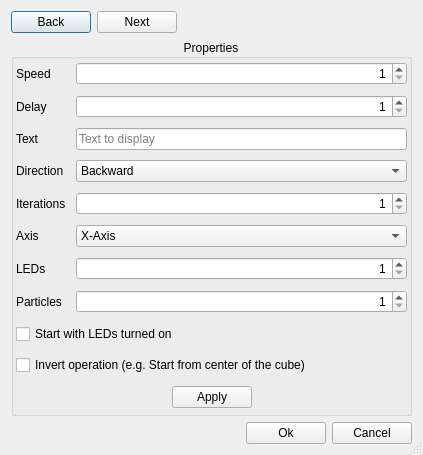
Qt form src/gui/AnimationOptions.ui (casch-at/ledcc) before a commit.
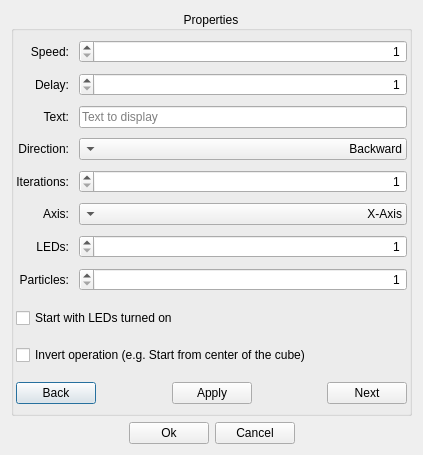
The same form after that commit. Icons and pictures are not drawn.

Diff of the .ui file:
```diff
--- a/src/gui/AnimationOptions.ui
+++ b/src/gui/AnimationOptions.ui
@@ -11,57 +11,21 @@
    </rect>
   </property>
   <property name="sizePolicy">
-   <sizepolicy hsizetype="Minimum" vsizetype="Minimum">
+   <sizepolicy hsizetype="Maximum" vsizetype="Maximum">
     <horstretch>0</horstretch>
-    <verstretch>0</verstretch>
+    <verstretch>1</verstretch>
    </sizepolicy>
   </property>
   <property name="windowTitle">
    <string>Adjust Animation Properties</string>
   </property>
   <property name="sizeGripEnabled">
+   <bool>false</bool>
+  </property>
+  <property name="modal">
    <bool>true</bool>
   </property>
   <layout class="QVBoxLayout" name="verticalLayout_7">
-   <item>
-    <layout class="QHBoxLayout" name="horizontalLayout_2">
-     <item>
-      <widget class="QPushButton" name="m_prevPB">
-       <property name="text">
-        <string>Back</string>
-       </property>
-       <property name="icon">
-        <iconset resource="../icons.qrc">
-         <normaloff>:/images/arrow-left.png</normaloff>:/images/arrow-left.png</iconset>
-       </property>
-      </widget>
-     </item>
-     <item>
-      <widget class="QPushButton" name="m_nextPB">
-       <property name="text">
-        <string>Next</string>
-       </property>
-       <property name="icon">
-        <iconset resource="../icons.qrc">
-         <normaloff>:/images/arrow-right.png</normaloff>:/images/arrow-right.png</iconset>
-       </property>
-      </widget>
-     </item>
-     <item>
-      <spacer name="horizontalSpacer_5">
-       <property name="orientation">
-        <enum>Qt::Horizontal</enum>
-       </property>
-       <property name="sizeHint" stdset="0">
-        <size>
-         <width>40</width>
-         <height>20</height>
-        </size>
-       </property>
-      </spacer>
-     </item>
-    </layout>
-   </item>
    <item>
     <widget class="QGroupBox" name="groupBox">
      <property name="sizePolicy">
@@ -70,6 +34,9 @@
        <verstretch>0</verstretch>
       </sizepolicy>
      </property>
+     <property name="layoutDirection">
+      <enum>Qt::LeftToRight</enum>
+     </property>
      <property name="title">
       <string>Properties</string>
      </property>
@@ -99,11 +66,26 @@
        <number>2</number>
       </property>
       <item>
-       <layout class="QGridLayout" name="m_optionsGridL">
+       <layout class="QGridLayout" name="m_optionsGridL" columnstretch="0,1" columnminimumwidth="0,0">
         <item row="0" column="0">
          <widget class="QLabel" name="m_speedLabel">
+          <property name="sizePolicy">
+           <sizepolicy hsizetype="Minimum" vsizetype="Minimum">
+            <horstretch>0</horstretch>
+            <verstretch>0</verstretch>
+           </sizepolicy>
+          </property>
+          <property name="toolTipDuration">
+           <number>10000</number>
+          </property>
+          <property name="layoutDirection">
+           <enum>Qt::LeftToRight</enum>
+          </property>
           <property name="text">
-           <string>Speed</string>
+           <string>Speed:</string>
+          </property>
+          <property name="alignment">
+           <set>Qt::AlignRight|Qt::AlignTrailing|Qt::AlignVCenter</set>
           </property>
           <property name="buddy">
            <cstring>m_speedSpinB</cstring>
@@ -112,8 +94,23 @@
         </item>
         <item row="3" column="0">
          <widget class="QLabel" name="m_directionLabel">
+          <property name="sizePolicy">
+           <sizepolicy hsizetype="Minimum" vsizetype="Minimum">
+            <horstretch>0</horstretch>
+            <verstretch>0</verstretch>
+           </sizepolicy>
+          </property>
+          <property name="toolTipDuration">
+           <number>10000</number>
+          </property>
+          <property name="layoutDirection">
+           <enum>Qt::LeftToRight</enum>
+          </property>
           <property name="text">
-           <string>Direction</string>
+           <string>Direction:</string>
+          </property>
+          <property name="alignment">
+           <set>Qt::AlignRight|Qt::AlignTrailing|Qt::AlignVCenter</set>
           </property>
           <property name="buddy">
            <cstring>m_directionComB</cstring>
@@ -122,6 +119,18 @@
         </item>
         <item row="2" column="1">
          <widget class="QLineEdit" name="m_textLineE">
+          <property name="sizePolicy">
+           <sizepolicy hsizetype="Minimum" vsizetype="Maximum">
+            <horstretch>0</horstretch>
+            <verstretch>0</verstretch>
+           </sizepolicy>
+          </property>
+          <property name="layoutDirection">
+           <enum>Qt::RightToLeft</enum>
+          </property>
+          <property name="autoFillBackground">
+           <bool>false</bool>
+          </property>
           <property name="maxLength">
            <number>50</number>
           </property>
@@ -132,6 +141,18 @@
         </item>
         <item row="3" column="1">
          <widget class="QComboBox" name="m_directionComB">
+          <property name="sizePolicy">
+           <sizepolicy hsizetype="Minimum" vsizetype="Maximum">
+            <horstretch>0</horstretch>
+            <verstretch>0</verstretch>
+           </sizepolicy>
+          </property>
+          <property name="layoutDirection">
+           <enum>Qt::RightToLeft</enum>
+          </property>
+          <property name="autoFillBackground">
+           <bool>false</bool>
+          </property>
           <property name="currentIndex">
            <number>0</number>
           </property>
@@ -149,6 +170,18 @@
         </item>
         <item row="0" column="1">
          <widget class="QSpinBox" name="m_speedSpinB">
+          <property name="sizePolicy">
+           <sizepolicy hsizetype="Minimum" vsizetype="Maximum">
+            <horstretch>0</horstretch>
+            <verstretch>0</verstretch>
+           </sizepolicy>
+          </property>
+          <property name="layoutDirection">
+           <enum>Qt::RightToLeft</enum>
+          </property>
+          <property name="autoFillBackground">
+           <bool>false</bool>
+          </property>
           <property name="alignment">
            <set>Qt::AlignRight|Qt::AlignTrailing|Qt::AlignVCenter</set>
           </property>
@@ -162,6 +195,18 @@
         </item>
         <item row="6" column="1">
          <widget class="QSpinBox" name="m_ledsSpinB">
+          <property name="sizePolicy">
+           <sizepolicy hsizetype="Minimum" vsizetype="Maximum">
+            <horstretch>0</horstretch>
+            <verstretch>0</verstretch>
+           </sizepolicy>
+          </property>
+          <property name="layoutDirection">
+           <enum>Qt::RightToLeft</enum>
+          </property>
+          <property name="autoFillBackground">
+           <bool>false</bool>
+          </property>
           <property name="alignment">
            <set>Qt::AlignRight|Qt::AlignTrailing|Qt::AlignVCenter</set>
           </property>
@@ -175,8 +220,23 @@
         </item>
         <item row="6" column="0">
          <widget class="QLabel" name="m_ledsLabel">
+          <property name="sizePolicy">
+           <sizepolicy hsizetype="Minimum" vsizetype="Minimum">
+            <horstretch>0</horstretch>
+            <verstretch>0</verstretch>
+           </sizepolicy>
+          </property>
+          <property name="toolTipDuration">
+           <number>10000</number>
+          </property>
+          <property name="layoutDirection">
+           <enum>Qt::LeftToRight</enum>
+          </property>
           <property name="text">
-           <string>LEDs</string>
+           <string>LEDs:</string>
+          </property>
+          <property name="alignment">
+           <set>Qt::AlignRight|Qt::AlignTrailing|Qt::AlignVCenter</set>
           </property>
           <property name="buddy">
            <cstring>m_ledsSpinB</cstring>
@@ -185,8 +245,23 @@
         </item>
         <item row="5" column="0">
          <widget class="QLabel" name="m_axisLabel">
+          <property name="sizePolicy">
+           <sizepolicy hsizetype="Minimum" vsizetype="Minimum">
+            <horstretch>0</horstretch>
+            <verstretch>0</verstretch>
+           </sizepolicy>
+          </property>
+          <property name="toolTipDuration">
+           <number>10000</number>
+          </property>
+          <property name="layoutDirection">
+           <enum>Qt::LeftToRight</enum>
+          </property>
           <property name="text">
-           <string>Axis</string>
+           <string>Axis:</string>
+          </property>
+          <property name="alignment">
+           <set>Qt::AlignRight|Qt::AlignTrailing|Qt::AlignVCenter</set>
           </property>
           <property name="buddy">
            <cstring>m_axisComB</cstring>
@@ -195,6 +270,18 @@
         </item>
         <item row="1" column="1">
          <widget class="QSpinBox" name="m_delaySpinB">
+          <property name="sizePolicy">
+           <sizepolicy hsizetype="Minimum" vsizetype="Maximum">
+            <horstretch>0</horstretch>
+            <verstretch>0</verstretch>
+           </sizepolicy>
+          </property>
+          <property name="layoutDirection">
+           <enum>Qt::RightToLeft</enum>
+          </property>
+          <property name="autoFillBackground">
+           <bool>false</bool>
+          </property>
           <property name="alignment">
            <set>Qt::AlignRight|Qt::AlignTrailing|Qt::AlignVCenter</set>
           </property>
@@ -208,6 +295,18 @@
         </item>
         <item row="5" column="1">
          <widget class="QComboBox" name="m_axisComB">
+          <property name="sizePolicy">
+           <sizepolicy hsizetype="Minimum" vsizetype="Maximum">
+            <horstretch>0</horstretch>
+            <verstretch>0</verstretch>
+           </sizepolicy>
+          </property>
+          <property name="layoutDirection">
+           <enum>Qt::RightToLeft</enum>
+          </property>
+          <property name="autoFillBackground">
+           <bool>false</bool>
+          </property>
           <item>
            <property name="text">
             <string>X-Axis</string>
@@ -227,6 +326,18 @@
         </item>
         <item row="4" column="1">
          <widget class="QSpinBox" name="m_iterationsSpinB">
+          <property name="sizePolicy">
+           <sizepolicy hsizetype="Minimum" vsizetype="Maximum">
+            <horstretch>0</horstretch>
+            <verstretch>0</verstretch>
+           </sizepolicy>
+          </property>
+          <property name="layoutDirection">
+           <enum>Qt::RightToLeft</enum>
+          </property>
+          <property name="autoFillBackground">
+           <bool>false</bool>
+          </property>
           <property name="alignment">
            <set>Qt::AlignRight|Qt::AlignTrailing|Qt::AlignVCenter</set>
           </property>
@@ -240,8 +351,23 @@
         </item>
         <item row="1" column="0">
          <widget class="QLabel" name="m_delayLabel">
+          <property name="sizePolicy">
+           <sizepolicy hsizetype="Minimum" vsizetype="Minimum">
+            <horstretch>0</horstretch>
+            <verstretch>0</verstretch>
+           </sizepolicy>
+          </property>
+          <property name="toolTipDuration">
+           <number>10000</number>
+          </property>
+          <property name="layoutDirection">
+           <enum>Qt::LeftToRight</enum>
+          </property>
           <property name="text">
-           <string>Delay</string>
+           <string>Delay:</string>
+          </property>
+          <property name="alignment">
+           <set>Qt::AlignRight|Qt::AlignTrailing|Qt::AlignVCenter</set>
           </property>
           <property name="buddy">
            <cstring>m_delaySpinB</cstring>
@@ -250,8 +376,23 @@
         </item>
         <item row="2" column="0">
          <widget class="QLabel" name="m_textLabel">
+          <property name="sizePolicy">
+           <sizepolicy hsizetype="Minimum" vsizetype="Minimum">
+            <horstretch>0</horstretch>
+            <verstretch>0</verstretch>
+           </sizepolicy>
+          </property>
+          <property name="toolTipDuration">
+           <number>10000</number>
+          </property>
+          <property name="layoutDirection">
+           <enum>Qt::LeftToRight</enum>
+          </property>
           <property name="text">
-           <string>Text</string>
+           <string>Text:</string>
+          </property>
+          <property name="alignment">
+           <set>Qt::AlignRight|Qt::AlignTrailing|Qt::AlignVCenter</set>
           </property>
           <property name="buddy">
            <cstring>m_textLineE</cstring>
@@ -260,8 +401,23 @@
         </item>
         <item row="4" column="0">
          <widget class="QLabel" name="m_iterationsLabel">
+          <property name="sizePolicy">
+           <sizepolicy hsizetype="Minimum" vsizetype="Minimum">
+            <horstretch>0</horstretch>
+            <verstretch>0</verstretch>
+           </sizepolicy>
+          </property>
+          <property name="toolTipDuration">
+           <number>10000</number>
+          </property>
+          <property name="layoutDirection">
+           <enum>Qt::LeftToRight</enum>
+          </property>
           <property name="text">
-           <string>Iterations</string>
+           <string>Iterations:</string>
+          </property>
+          <property name="alignment">
+           <set>Qt::AlignRight|Qt::AlignTrailing|Qt::AlignVCenter</set>
           </property>
           <property name="buddy">
            <cstring>m_iterationsSpinB</cstring>
@@ -270,6 +426,18 @@
         </item>
         <item row="7" column="1">
          <widget class="QSpinBox" name="m_particlesSpinB">
+          <property name="sizePolicy">
+           <sizepolicy hsizetype="Minimum" vsizetype="Maximum">
+            <horstretch>0</horstretch>
+            <verstretch>0</verstretch>
+           </sizepolicy>
+          </property>
+          <property name="layoutDirection">
+           <enum>Qt::RightToLeft</enum>
+          </property>
+          <property name="autoFillBackground">
+           <bool>false</bool>
+          </property>
           <property name="alignment">
            <set>Qt::AlignRight|Qt::AlignTrailing|Qt::AlignVCenter</set>
           </property>
@@ -283,8 +451,23 @@
         </item>
         <item row="7" column="0">
          <widget class="QLabel" name="m_particlesLabel">
+          <property name="sizePolicy">
+           <sizepolicy hsizetype="Minimum" vsizetype="Minimum">
+            <horstretch>0</horstretch>
+            <verstretch>0</verstretch>
+           </sizepolicy>
+          </property>
+          <property name="toolTipDuration">
+           <number>10000</number>
+          </property>
+          <property name="layoutDirection">
+           <enum>Qt::LeftToRight</enum>
+          </property>
           <property name="text">
-           <string>Particles</string>
+           <string>Particles:</string>
+          </property>
+          <property name="alignment">
+           <set>Qt::AlignRight|Qt::AlignTrailing|Qt::AlignVCenter</set>
           </property>
           <property name="buddy">
            <cstring>m_particlesSpinB</cstring>
@@ -309,6 +492,17 @@
       </item>
       <item>
        <layout class="QHBoxLayout" name="horizontalLayout_10">
+        <item>
+         <widget class="QPushButton" name="m_prevPB">
+          <property name="text">
+           <string>Back</string>
+          </property>
+          <property name="icon">
+           <iconset resource="../icons.qrc">
+            <normaloff>:/images/arrow-left.png</normaloff>:/images/arrow-left.png</iconset>
+          </property>
+         </widget>
+        </item>
         <item>
          <spacer name="horizontalSpacer">
           <property name="orientation">
@@ -342,6 +536,17 @@
           </property>
          </spacer>
         </item>
+        <item>
+         <widget class="QPushButton" name="m_nextPB">
+          <property name="text">
+           <string>Next</string>
+          </property>
+          <property name="icon">
+           <iconset resource="../icons.qrc">
+            <normaloff>:/images/arrow-right.png</normaloff>:/images/arrow-right.png</iconset>
+          </property>
+         </widget>
+        </item>
        </layout>
       </item>
      </layout>
@@ -364,6 +569,12 @@
      </item>
      <item>
       <widget class="QPushButton" name="m_okPB">
+       <property name="sizePolicy">
+        <sizepolicy hsizetype="Fixed" vsizetype="Fixed">
+         <horstretch>0</horstretch>
+         <verstretch>0</verstretch>
+        </sizepolicy>
+       </property>
        <property name="text">
         <string>Ok</string>
        </property>
@@ -371,11 +582,30 @@
      </item>
      <item>
       <widget class="QPushButton" name="m_cancelPB">
+       <property name="sizePolicy">
+        <sizepolicy hsizetype="Fixed" vsizetype="Fixed">
+         <horstretch>0</horstretch>
+         <verstretch>0</verstretch>
+        </sizepolicy>
+       </property>
        <property name="text">
         <string>Cancel</string>
        </property>
       </widget>
      </item>
+     <item>
+      <spacer name="horizontalSpacer_4">
+       <property name="orientation">
+        <enum>Qt::Horizontal</enum>
+       </property>
+       <property name="sizeHint" stdset="0">
+        <size>
+         <width>40</width>
+         <height>20</height>
+        </size>
+       </property>
+      </spacer>
+     </item>
     </layout>
    </item>
   </layout>
```
Left out of the diff: 17 changed lines with no effect on the pictures.
